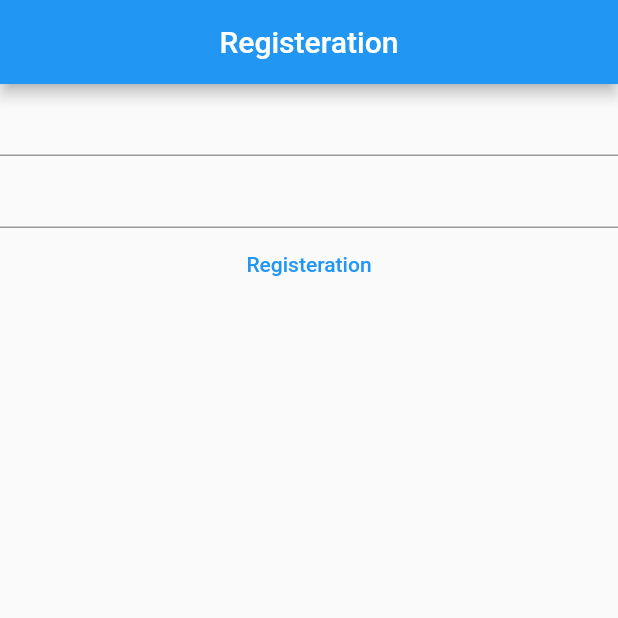
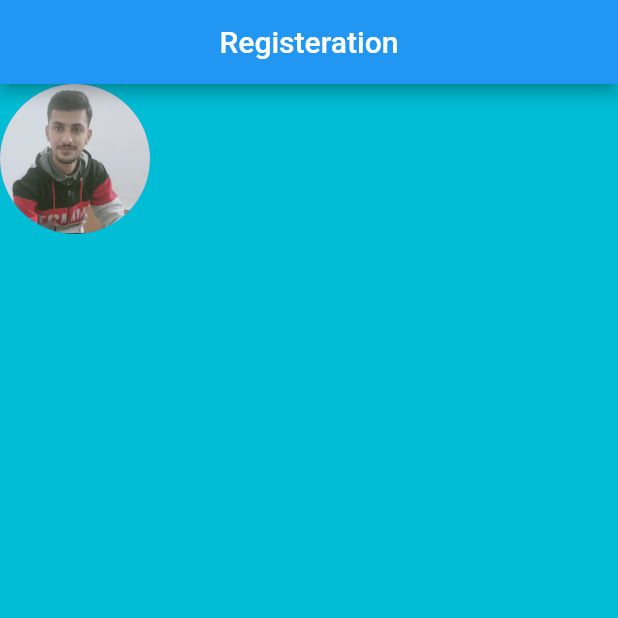
Before and after one commit to arbazfareed/flutter-practice-project, a Flutter app: the screen it shows after launch, on a phone screen of 412 x 824 dp, the top half of it. Run offline on Flutter 3.47's test engine with Material 2 defaults, Android fonts, the phone set to English and light mode, and no system bars.

```diff
--- a/lib/main.dart
+++ b/lib/main.dart
@@ -8,42 +8,32 @@ void main() {
 
 class MyApp extends StatelessWidget {
   MyApp({Key? key});
- late final TextEditingController _email;
- late final TextEditingController _password;
-  @override
-  void initState()
-  {
-    _email=TextEditingController();
-    _password=TextEditingController();
-   // super.initState();
-  }
+
 
   Widget build(BuildContext context) {
     return MaterialApp(
       home: Scaffold(
+        backgroundColor: Colors.cyan,
         appBar: AppBar(
           title: Center(
               child: Text(
               'Registeration')
           ),
         ),
-        body: Center(
-          child: Column(
-            children: [
-              TextField(),
-              TextField(),
+        body:SafeArea(
 
-              TextButton(
+  child: Column(
+    children: [
+      CircleAvatar(
+        radius: 50.0,
 
-                onPressed: ()async{},
-                child:  Text('Registeration',
+        backgroundImage: AssetImage('assets/images/arbaz.jpg'),
+      )
+    ],
+  ),
+        ),
+        ),
 
-                ),
-              ),
-            ],
-          ),
-        ),
-      )
     );
   }
 }
```
Also changed, not shown: pubspec.yaml (+7 -68 lines), assets/images/arbaz.jpg (added), pubspec.lock, 1 other file.
